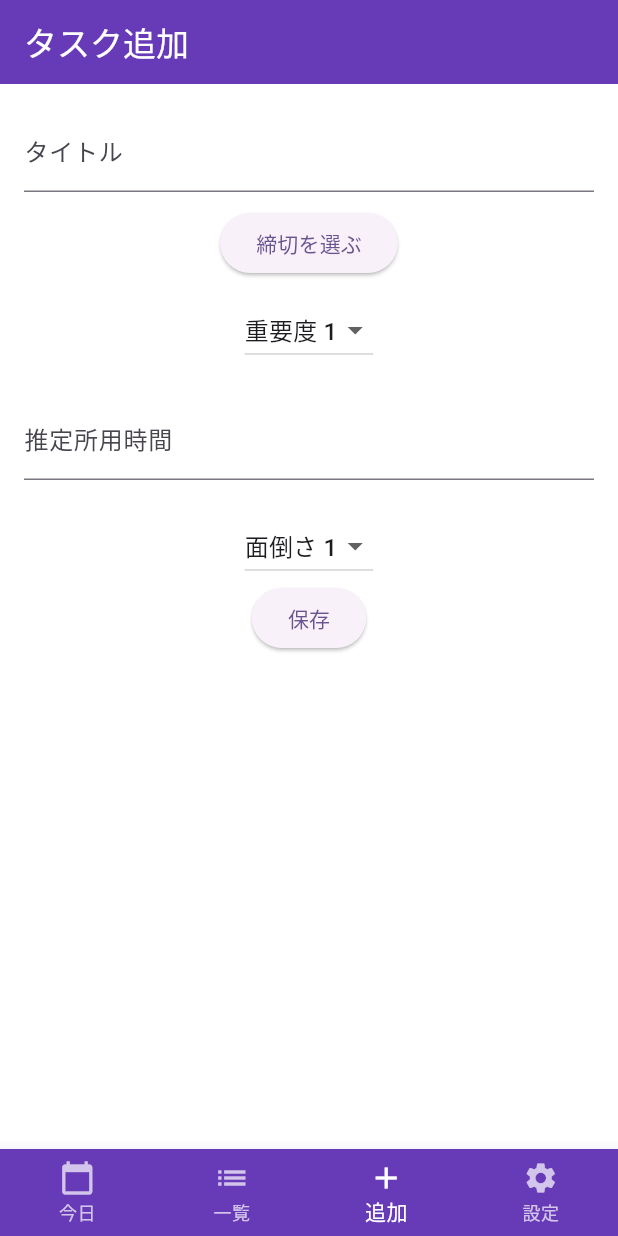
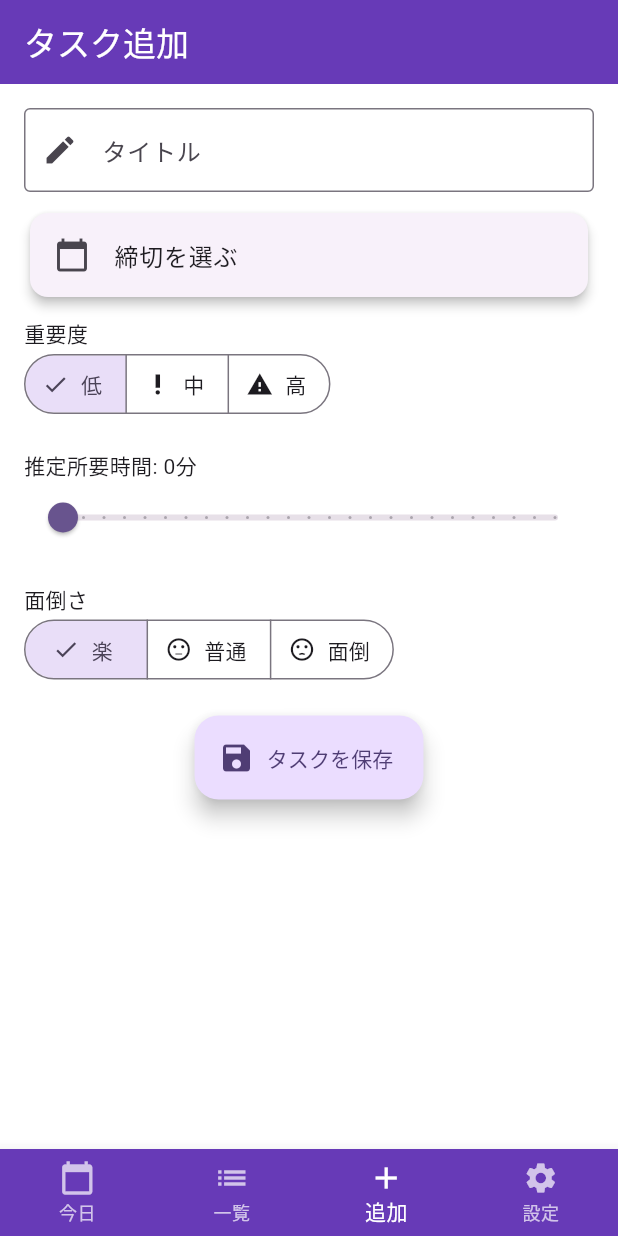
Before and after one commit to I-Shizu/tasks_todo_app, a Flutter app: the screen it shows once a user with an empty profile is signed in, item 3 of the bottom bar chosen, on a phone screen of 412 x 824 dp. Run offline on Flutter 3.47's test engine with Material 3 defaults, Android fonts, the phone set to English and light mode, and no system bars; our stand-ins replace cloud_firestore, firebase_auth, firebase_core, flutter_riverpod, google_sign_in, riverpod_annotation and 2 more; accounts and stored records are empty; generated files the repository leaves out were written again.

Commit message:
微調整

```diff
--- a/lib/Data/user.dart
+++ b/lib/Data/user.dart
@@ -1,5 +1,3 @@
-
-
 //userクラスを作成
 import 'package:cloud_firestore/cloud_firestore.dart';
 
--- a/lib/UI/add_task_screen.dart
+++ b/lib/UI/add_task_screen.dart
@@ -1,16 +1,17 @@
 import 'package:flutter/material.dart';
+import 'package:flutter_riverpod/flutter_riverpod.dart';
 import 'package:tasks_todo_app/UI/home_page.dart';
+import '../Data/task.dart';
+import '../auth_state_notifier.dart';
 
-import '../Data/task.dart';
-
-class AddTaskScreen extends StatefulWidget {
+class AddTaskScreen extends ConsumerStatefulWidget {
   const AddTaskScreen({super.key});
 
   @override
   _AddTaskScreenState createState() => _AddTaskScreenState();
 }
 
-class _AddTaskScreenState extends State<AddTaskScreen> {
+class _AddTaskScreenState extends ConsumerState<AddTaskScreen> {
   final TextEditingController titleController = TextEditingController();
   final TaskRepository taskRepository = TaskRepository();
   DateTime? deadline;
@@ -20,18 +21,29 @@ class _AddTaskScreenState extends State<AddTaskScreen> {
 
   @override
   Widget build(BuildContext context) {
+    final authAsync = ref.watch(authStateNotifierProvider);
+
     return Scaffold(
       body: Padding(
         padding: EdgeInsets.all(16.0),
         child: Column(
+          crossAxisAlignment: CrossAxisAlignment.start,
           children: [
             TextField(
               controller: titleController,
-              decoration: InputDecoration(labelText: 'タイトル'),
+              decoration: InputDecoration(
+                labelText: 'タイトル',
+                border: OutlineInputBorder(),
+                prefixIcon: Icon(Icons.edit),
+              ),
             ),
             SizedBox(height: 10),
-            ElevatedButton(
-              onPressed: () async {
+            Card(
+              elevation: 3,
+              child: ListTile(
+                leading: Icon(Icons.calendar_today),
+                title: Text(deadline == null ? '締切を選ぶ' : "${deadline!.toLocal()}".split(' ')[0]),
+                onTap: () async {
                   DateTime? pickedDate = await showDatePicker(
                     context: context,
                     initialDate: DateTime.now(),
@@ -44,50 +56,72 @@ class _AddTaskScreenState extends State<AddTaskScreen> {
                     });
                   }
                 },
-              child: Text(deadline == null ? '締切を選ぶ' : deadline.toString()),
+              ),
             ),
             SizedBox(height: 10),
-            DropdownButton<int>(
-              value: priority,
-              items: [1, 2, 3]
-                  .map((e) => DropdownMenuItem(value: e, child: Text('重要度 $e')))
-                  .toList(),
-              onChanged: (value) {
+            Text('重要度'),
+            SegmentedButton<int>(
+              segments: [
+                ButtonSegment(value: 1, label: Text("低"), icon: Icon(Icons.low_priority)),
+                ButtonSegment(value: 2, label: Text("中"), icon: Icon(Icons.priority_high)),
+                ButtonSegment(value: 3, label: Text("高"), icon: Icon(Icons.warning)),
+              ],
+              selected: {priority},
+              onSelectionChanged: (newSelection) {
                 setState(() {
-                  priority = value!;
+                  priority = newSelection.first;
                 });
               },
             ),
             SizedBox(height: 20),
-            //推定所用時間の入力欄を追加
-            TextField(
-              decoration: InputDecoration(labelText: '推定所用時間'),
-              keyboardType: TextInputType.number,
+            Text('推定所要時間: ${estimatedTime}分'),
+            Slider(
+              value: estimatedTime.toDouble(),
+              min: 0,
+              max: 240,
+              divisions: 24,
+              label: estimatedTime.toString(),
               onChanged: (value) {
-                //入力された値を整数に変換してestimatedTimeに代入
-                //変換できない場合は0を代入
                 setState(() {
-                  estimatedTime = int.tryParse(value) ?? 0;
+                  estimatedTime = value.toInt();
                 });
               },
             ),
             SizedBox(height: 20),
-            //面倒さを選択するドロップダウンを追加
-            DropdownButton<int>(
-              value: mendokusasa,
-              items: [1, 2, 3]
-                  .map((e) => DropdownMenuItem(value: e, child: Text('面倒さ $e')))
-                  .toList(),
-              onChanged: (value) {
+            Text('面倒さ'),
+            SegmentedButton<int>(
+              segments: [
+                ButtonSegment(value: 1, label: Text("楽"), icon: Icon(Icons.sentiment_satisfied)),
+                ButtonSegment(value: 2, label: Text("普通"), icon: Icon(Icons.sentiment_neutral)),
+                ButtonSegment(value: 3, label: Text("面倒"), icon: Icon(Icons.sentiment_dissatisfied)),
+              ],
+              selected: {mendokusasa},
+              onSelectionChanged: (newSelection) {
                 setState(() {
-                  mendokusasa = value!;
+                  mendokusasa = newSelection.first;
                 });
               },
             ),
+            SizedBox(height: 20),
+            authAsync.when(
+              data: (user) {
+                if (user == null) {
+                  return Column(
+                    children: [
+                      Text("ログインが必要です", style: TextStyle(color: Colors.red)),
                       ElevatedButton(
+                        onPressed: null,
+                        child: Text('保存'),
+                      ),
+                    ],
+                  );
+                }
+                return Center(
+                  child: FloatingActionButton.extended(
                     onPressed: () {
                       taskRepository.addTask(
                         Task(
+                          uid: user.uid,
                           id: '',
                           title: titleController.text,
                           deadline: deadline ?? DateTime.now(),
@@ -99,10 +133,16 @@ class _AddTaskScreenState extends State<AddTaskScreen> {
                       Navigator.pushAndRemoveUntil(
                         context,
                         MaterialPageRoute(builder: (context) => HomePage()),
-                  (route) => false
+                        (route) => false,
                       );
                     },
-              child: Text('保存'),
+                    label: Text('タスクを保存'),
+                    icon: Icon(Icons.save),
+                  ),
+                );
+              },
+              loading: () => Center(child: CircularProgressIndicator()),
+              error: (e, _) => Text("エラー: $e", style: TextStyle(color: Colors.red)),
             ),
           ],
         ),
--- a/lib/UI/setting_screen.dart
+++ b/lib/UI/setting_screen.dart
@@ -19,7 +19,10 @@ class SettingScreen extends ConsumerWidget {
           children: [
             const Text(
               'アプリについて',
-              style: TextStyle(fontSize: 24, fontWeight: FontWeight.bold),
+              style: TextStyle(
+                fontSize: 24,
+                fontWeight: FontWeight.bold
+              ),
             ),
             const SizedBox(height: 16),
             ListView(
@@ -43,7 +46,10 @@ class SettingScreen extends ConsumerWidget {
             const SizedBox(height: 24), // 間隔を調整
             const Text(
               '基本設定',
-              style: TextStyle(fontSize: 24, fontWeight: FontWeight.bold),
+              style: TextStyle(
+                fontSize: 24,
+                fontWeight: FontWeight.bold
+              ),
             ),
             const SizedBox(height: 16),
             ListView(
@@ -102,7 +108,7 @@ class SettingScreen extends ConsumerWidget {
             const Icon(Icons.brightness_6, size: 32),
             const SizedBox(width: 16),
             const Text(
-              'ライトテーマ/ダークテーマ',
+              'ライト/ダークテーマ',
               style: TextStyle(fontSize: 18, fontWeight: FontWeight.bold),
             ),
             const Spacer(),
```
Lines whose indentation alone changed are shown as unchanged.
